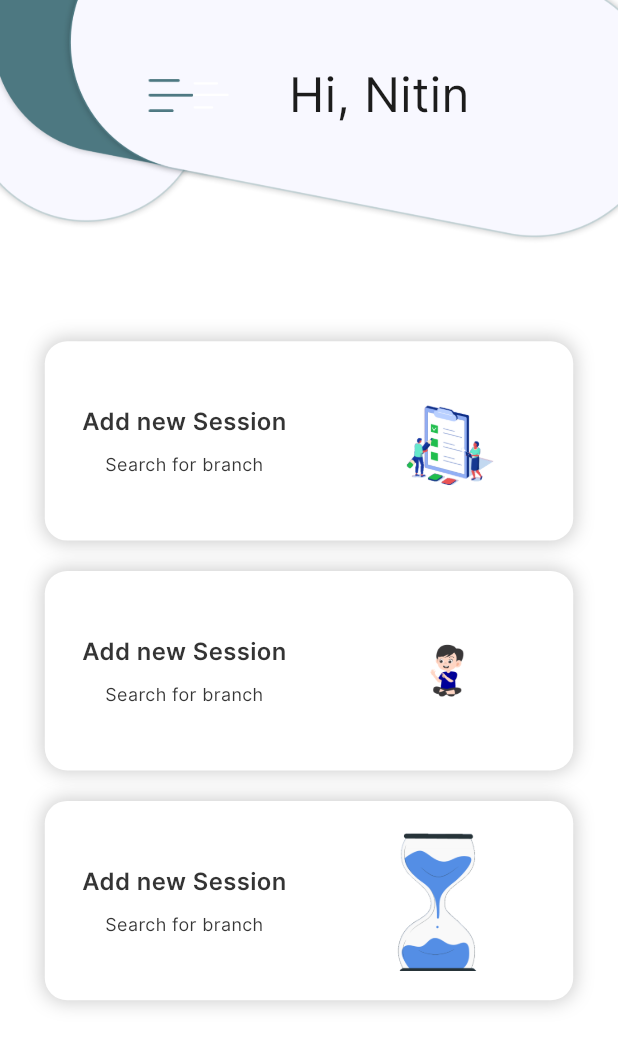
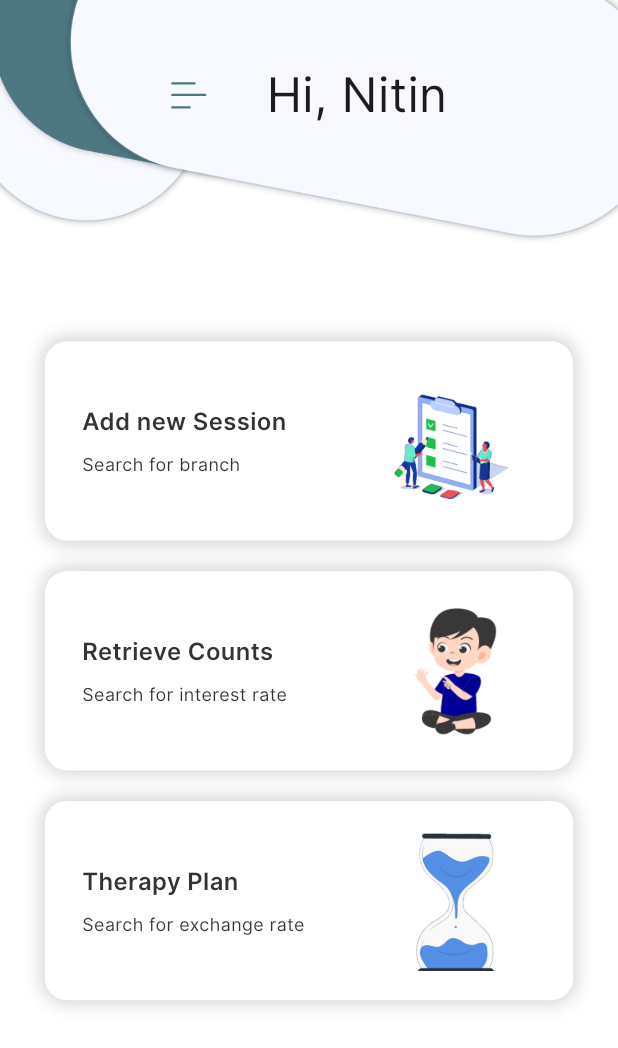
Before and after one commit to avadhworkzone/session_mate, a Flutter app: the HomeScreen screen opened directly, on a phone screen of 412 x 824 dp. Shown: the top 1048 px of the screen. Run offline on Flutter 3.47's test engine with Material 3 defaults, Android fonts, the light colour scheme and no system bars; our stand-ins replace connectivity, flutter_screenutil, flutter_svg, get, intl_phone_field, pinput and 1 more.

Commit message:
final home screen

```diff
--- a/lib/utils/app_image_assets.dart
+++ b/lib/utils/app_image_assets.dart
@@ -75,7 +75,7 @@ class AppImageAssets {
   static const String person =
       '${AppConstants.baseImageAssetsPath}Person.png';
   static const String backArrow =
-      '${AppConstants.baseImageAssetsPath}back_arrow.png';
+      '${AppConstants.baseIconAssetsPath}arrow-down-sign-to-navigate.svg';
   static const String menuDrawer =
       '${AppConstants.baseImageAssetsPath}drawer_icon.png';
   static const String addNewSession =
--- a/lib/utils/app_string.dart
+++ b/lib/utils/app_string.dart
@@ -73,5 +73,15 @@ class AppStrings {
   static String search = "Search For exchange rate";
   static String noTherapy = "No therapy centers \n Try adding one!";
   static String add = "Add Therapy Center";
+/// homescreen
+  static String retrieveCounts = "Retrieve Counts";
+  static String addsession = "Add new Session";
+  static String therepyPlan = "Therapy Plan";
+  static String searchForinterestRate = "Search for interest rate";
+  static String searchForExchangeRate = "Search for exchange rate";
+  static String searchforbranch = "Search for branch";
+  static String childName = "Child Name";
+  static String childAge = "Child Age";
+  static String back = "Back";
 
 }
--- a/lib/view/homeScreen/home_screen.dart
+++ b/lib/view/homeScreen/home_screen.dart
@@ -6,10 +6,13 @@ import 'package:session_mate/utils/app_colors.dart';
 import 'package:session_mate/utils/app_image_assets.dart';
 import 'package:session_mate/utils/local_assets.dart';
 import 'package:session_mate/utils/size_config_utils.dart';
+import 'package:session_mate/view/homeScreen/retrieve_counts_screen.dart';
+import 'package:session_mate/view/homeScreen/therapy_plan_screen.dart';
 
 import '../../utils/app_string.dart';
 import '../drawer_screen/manage_sessions.dart';
 import '../drawer_screen/manage_therapy_centers.dart';
+import 'add_new_session_screen.dart';
 
 class HomeScreen extends StatefulWidget {
   const HomeScreen({super.key});
@@ -24,6 +27,16 @@ class _HomeScreenState extends State<HomeScreen> {
     AppImageAssets.addNewSession,
     AppImageAssets.retriveCount,
     AppImageAssets.therapyPlan
+  ];
+  List<String> title = [
+    AppStrings.addsession,
+    AppStrings.retrieveCounts,
+    AppStrings.therepyPlan
+  ];
+  List<String> subtitle = [
+    AppStrings.searchforbranch,
+    AppStrings.searchForinterestRate,
+    AppStrings.searchForExchangeRate
   ];
   @override
   Widget build(BuildContext context) {
@@ -40,17 +53,15 @@ class _HomeScreenState extends State<HomeScreen> {
               child: Row(
                 mainAxisAlignment: MainAxisAlignment.center,
                 children: [
+
                   InkWell(
                     onTap: (){
                       _key.currentState?.openDrawer();
                     },
-
-                      child: Image(
-                        height: 30.w,width: 30.w,
-                          image: AssetImage(AppImageAssets.menuDrawer))),
-                  const LocalAssets(
+                    child: const LocalAssets(
                       imagePath: AppImageAssets.menuIcn,
-                    imgColor: Colors.white,
+                      imgColor: AppColors.primaryColor,
+                    ),
                   ),
                   SizeConfig.sW40,
                   CustomText(
@@ -69,6 +80,16 @@ class _HomeScreenState extends State<HomeScreen> {
               itemCount: 3,
               itemBuilder: (context, index) => Padding(
                 padding: EdgeInsets.symmetric(horizontal: 30.w, vertical: 10.h),
+                child: GestureDetector(
+                  onTap: (){
+                    if(index == 0){
+                      Get.to(()=>const AddNewSession());
+                    }else if(index == 1){
+                      Get.to(()=> const RetrieveCounts());
+                    }else{
+                      Get.to(()=> const TherapyPlan());
+                    }
+                  },
                   child: Container(
                     decoration: BoxDecoration(
                         color: AppColors.white,
@@ -86,16 +107,21 @@ class _HomeScreenState extends State<HomeScreen> {
                       child: Row(
                         children: [
                           Column(
+                            // mainAxisAlignment: MainAxisAlignment.start,
+                            crossAxisAlignment: CrossAxisAlignment.start,
+
                             children: [
                               CustomText(
-                              'Add new Session',
+                                title[index],
                                 fontWeight: FontWeight.w600,
                                 color: AppColors.black34,
                                 fontSize: 16.sp,
+
                               ),
                               SizeConfig.sH8,
                               CustomText(
-                              'Search for branch',
+                                subtitle[index
+                                ],
                                 fontWeight: FontWeight.w500,
                                 color: AppColors.black34,
                                 fontSize: 12.sp,
@@ -103,13 +129,13 @@ class _HomeScreenState extends State<HomeScreen> {
                             ],
                           ),
                           SizeConfig.sW60,
-                        Image(
-                          image:  AssetImage(
-                              imageList[index]),
+                          LocalAssets(
+                                 imagePath: imageList[index],
                             height: 131.h,
                             width: 93.w,
                           ),
                         ],
+                      ),
                     ),
                   ),
                 ),
@@ -123,115 +149,110 @@ class _HomeScreenState extends State<HomeScreen> {
 
   Drawer buildDrawer() {
     return Drawer(
-      backgroundColor: AppColors.primaryColor,
+      width: Get.width/1.3,
+      backgroundColor: AppColors.primaryColor.withOpacity(0.8),
+      child: SafeArea(
         child: Column(
           children: [
             Expanded(
               child: Column(
                 children: [
-                 SizedBox(
-                  height: 250.w,
-                  child: DrawerHeader(
-                    decoration: BoxDecoration(
+                   Container(
+                     width: Get.width/1.3 ,
+                     decoration: const BoxDecoration(
                        color: AppColors.primaryColor,
                      ),
+                     child:
+                     Padding(
+                       padding:  EdgeInsets.symmetric(horizontal:28.w ,vertical: 25.h),
                        child: Column(
+                         // mainAxisAlignment: MainAxisAlignment.center,
+                         crossAxisAlignment: CrossAxisAlignment.start,
                          children: [
-                        Align(
-                          alignment: Alignment.topLeft,
-                          child: CircleAvatar(
-                            radius: 50,
-                            backgroundImage: AssetImage(AppImageAssets.profile),
+                           CircleAvatar(
+                             radius: 30.w,
+                             backgroundImage: const AssetImage(AppImageAssets.profile),
                            ),
-                        ),
-                        SizedBox(height: 10,),
-                        Align(
-                            alignment: Alignment.bottomLeft,
-                            child: CustomText(
+                           SizedBox(height: 12.h),
+                           CustomText(
                              "Nitin",
                              color: AppColors.white,
                              fontSize: 20.sp,
                              fontWeight: FontWeight.bold,
-                            )),
-                        Align(
-                            alignment: Alignment.bottomLeft,
-                            child: CustomText(
+                           ),
+                           SizedBox(height: 7.h),
+                           CustomText(
                              "User 0987654321",
                              color:  AppColors.white,
                              fontSize: 20.sp,
                              fontWeight: FontWeight.bold,
-                            )),
+                           ),
 
                          ],
 
                        ),
                      ),
                    ),
-                Column(
+                  Expanded(
+                    child: SingleChildScrollView(
+                      child: Padding(
+                        padding:  EdgeInsets.only(left: 13.w,right: 29.w),
+                        child: Column(
                           children: [
                             commonDrawerBtn(
                               image:  AppImageAssets.person,
                               title: AppStrings.manageSessions,
 
-                      ontap: () {Get.to(()=> ManageSessions());},
+                              ontap: () {Get.to(()=> const ManageSessions());},
 
                             ),
-                    Container(
-                      height: 1.w,
-                      width: 250.w,
-                      color: Colors.white,
-
+                            const Divider(
+                              color: AppColors.white,
                             ),
                             commonDrawerBtn(
                                 image:  AppImageAssets.person,
                                 title: AppStrings.therapyCentres,
-                        ontap: () {Get.to(()=>ManageTherapyCenters());}),
-                    Container(
-                      height: 1.w,
-                      width: 250.w,
-                      color:Colors.white,
+                                ontap: () {Get.to(()=>const ManageTherapyCenters());}),
+                            const Divider(
+                              color: AppColors.white,
                             ),
                             commonDrawerBtn(
                                 image:  AppImageAssets.setting,
                                 title: AppStrings.settings,
                                 ontap: () {}),
-                    Container(
-                      height: 1.w,
-                      width: 250.w,
-                      color: Colors.white,
-
+                            const Divider(
+                              color: AppColors.white,
                             ),
                             commonDrawerBtn(
                                 image:  AppImageAssets.person,
                                 title: AppStrings.myPlan,
                                 ontap: () {}),
-                    Container(
-                      height: 1.w,
-                      width: 250.w,
-                      color: Colors.white,
-
+                            const Divider(
+                              color: AppColors.white,
                             ),
                             commonDrawerBtn(
                                 image:  AppImageAssets.delete,
                                 title: AppStrings.delete,
                                 ontap: () {}),
-                    Container(
-                      height: 1.w,
-                      width: 250.w,
-                      color: Colors.white,
-
+                            const Divider(
+                              color: AppColors.white,
                             ),
                             commonDrawerBtn(
                                 image:  AppImageAssets.exit,
                                 title: AppStrings.logOut,
                                 ontap: () {}),
+
                           ],
+                        ),
+                      ),
+                    ),
                   ),
                 ],
               ),
             ),
 
           ],
+        ),
       ),
     );
   }
@@ -249,20 +270,13 @@ class _HomeScreenState extends State<HomeScreen> {
       onTap: () {
         ontap();
       },
-      child: ListTile(
-        leading: Image(
-          width: 30,height: 30,
-          image: AssetImage(image),
-
-        ),
+      child: ListTile(contentPadding: EdgeInsets.zero,
+          leading: LocalAssets(imagePath: image,width: 30.w,height: 30.w,),
         title: CustomText(
           title,
-          fontWeight: FontWeight.bold, fontSize: 17,color: AppColors.white,
+          fontWeight: FontWeight.bold, fontSize: 17.sp,color: AppColors.white,
         ),
-        trailing: const Image(
-          width: 30,height: 30,
-          image: AssetImage( AppImageAssets.arrow,),
-        ),
+        trailing: LocalAssets(imagePath: AppImageAssets.arrow,width: 30.w,height: 30.w,)
       ),
 
     );
--- a/pubspec.yaml
+++ b/pubspec.yaml
@@ -18,6 +18,7 @@ dependencies:
   flutter_screenutil: ^5.9.0
   connectivity: ^3.0.6
   pinput: ^4.0.0
+
   intl_phone_field: ^3.2.0
   webview_flutter: ^3.0.4
 
```
Also changed, not shown: lib/utils/common_methods.dart (+61 -0 lines), lib/view/drawer_screen/manage_sessions.dart (+47 -11 lines), lib/view/drawer_screen/manage_therapy_centers.dart (+13 -8 lines), lib/view/homeScreen/add_new_session_screen.dart (added, +15 -0 lines), lib/view/homeScreen/retrieve_counts_screen.dart (added, +15 -0 lines), lib/view/homeScreen/therapy_plan_screen.dart (added, +84 -0 lines), lib/view/profile/drawer_screen.dart (deleted, +0 -173 lines), assets/icons/arrow-down-sign-to-navigate.svg (added), assets/images/add_new_session.png, assets/images/back_arrow.png (deleted), assets/images/retrive_count.png. Lines whose indentation alone changed are shown as unchanged.
